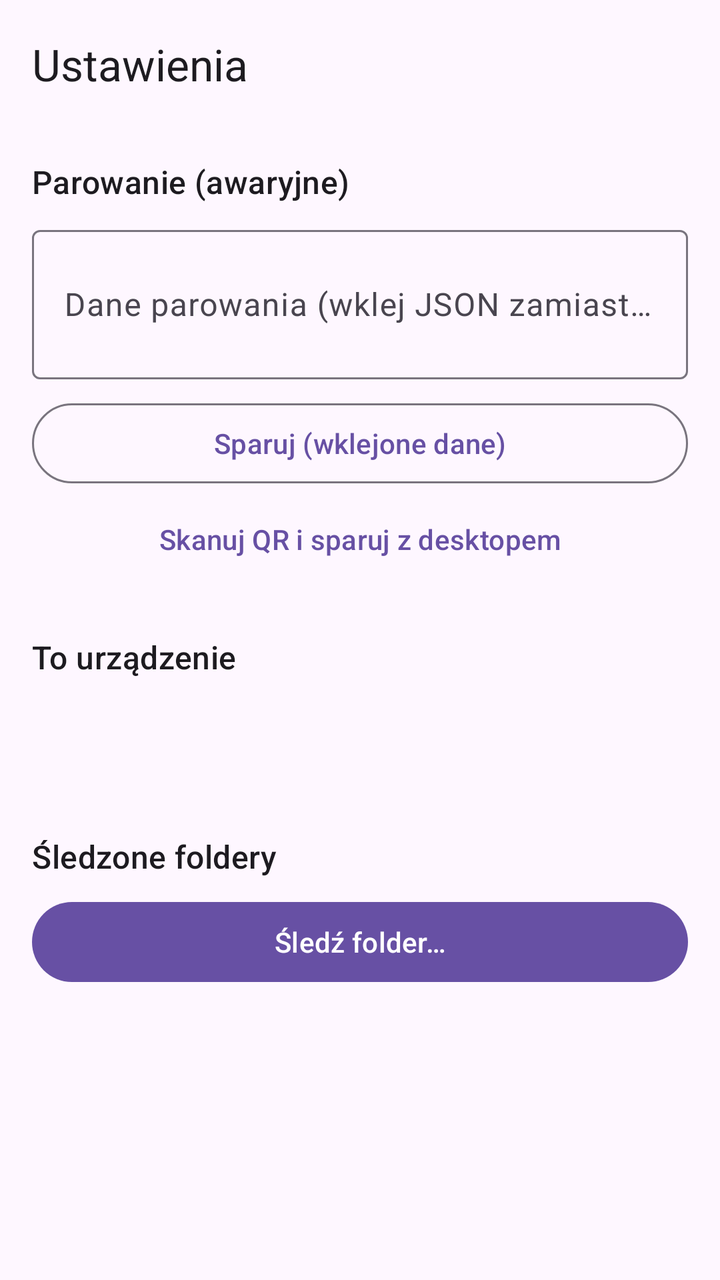
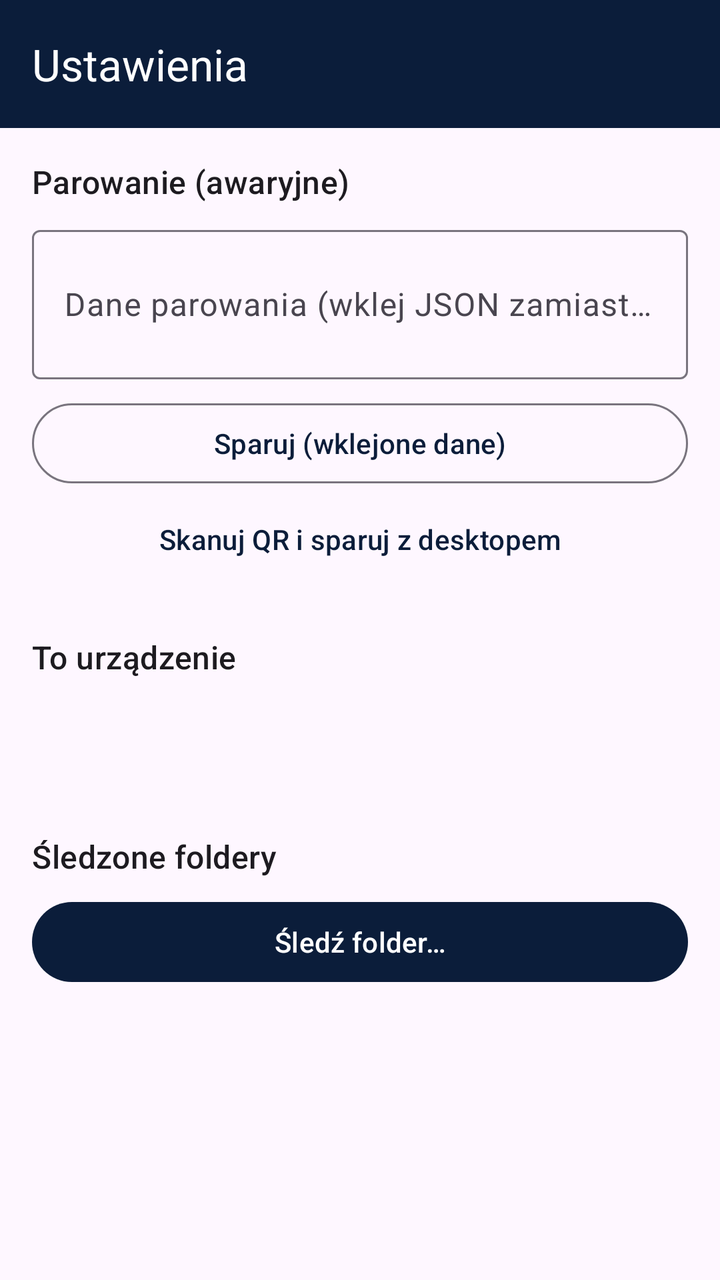

Screens rendered from an Android XML layout before and after an edit, with the pre-edit source and the edit as a unified diff.
<!-- AndroidManifest.xml: application theme Theme.Filees -->
<!-- res/layout/activity_settings.xml -->
<?xml version="1.0" encoding="utf-8"?>
<LinearLayout xmlns:android="http://schemas.android.com/apk/res/android"
    xmlns:app="http://schemas.android.com/apk/res-auto"
    android:layout_width="match_parent"
    android:layout_height="match_parent"
    android:orientation="vertical">

    <com.google.android.material.appbar.MaterialToolbar
        android:id="@+id/toolbar"
        android:layout_width="match_parent"
        android:layout_height="wrap_content"
        app:title="@string/action_settings" />

    <ScrollView
        android:layout_width="match_parent"
        android:layout_height="match_parent">

    <LinearLayout
        android:layout_width="match_parent"
        android:layout_height="wrap_content"
        android:orientation="vertical"
        android:padding="16dp">

        <TextView
            android:layout_width="wrap_content"
            android:layout_height="wrap_content"
            android:text="@string/settings_pairing"
            android:textAppearance="?attr/textAppearanceTitleMedium" />

        <com.google.android.material.textfield.TextInputLayout
            android:layout_width="match_parent"
            android:layout_height="wrap_content"
            android:layout_marginTop="8dp">

            <com.google.android.material.textfield.TextInputEditText
                android:id="@+id/editPairingPayload"
                android:layout_width="match_parent"
                android:layout_height="wrap_content"
                android:hint="@string/hint_pairing_payload"
                android:inputType="textMultiLine"
                android:minLines="2"
                android:saveEnabled="false" />
        </com.google.android.material.textfield.TextInputLayout>

        <com.google.android.material.button.MaterialButton
            android:id="@+id/buttonPairPasted"
            style="@style/Widget.Material3.Button.OutlinedButton"
            android:layout_width="match_parent"
            android:layout_height="wrap_content"
            android:layout_marginTop="8dp"
            android:text="@string/action_pair_pasted" />

        <com.google.android.material.button.MaterialButton
            android:id="@+id/buttonScanQr"
            style="@style/Widget.Material3.Button.TextButton"
            android:layout_width="match_parent"
            android:layout_height="wrap_content"
            android:text="@string/action_scan_qr" />

        <TextView
            android:layout_width="wrap_content"
            android:layout_height="wrap_content"
            android:layout_marginTop="24dp"
            android:text="@string/settings_device"
            android:textAppearance="?attr/textAppearanceTitleMedium" />

        <TextView
            android:id="@+id/textDevicePublicKey"
            android:layout_width="match_parent"
            android:layout_height="wrap_content"
            android:layout_marginTop="8dp"
            android:fontFamily="monospace"
            android:textIsSelectable="true" />

        <TextView
            android:id="@+id/textDetails"
            android:layout_width="match_parent"
            android:layout_height="wrap_content"
            android:layout_marginTop="8dp"
            android:textIsSelectable="true" />

        <TextView
            android:layout_width="wrap_content"
            android:layout_height="wrap_content"
            android:layout_marginTop="24dp"
            android:text="@string/settings_watched"
            android:textAppearance="?attr/textAppearanceTitleMedium" />

        <com.google.android.material.button.MaterialButton
            android:id="@+id/buttonAddWatched"
            android:layout_width="match_parent"
            android:layout_height="wrap_content"
            android:layout_marginTop="8dp"
            android:text="@string/action_add_watched" />

        <LinearLayout
            android:id="@+id/listWatched"
            android:layout_width="match_parent"
            android:layout_height="wrap_content"
            android:orientation="vertical" />
    </LinearLayout>
    </ScrollView>
</LinearLayout>
<!-- resources referenced by this layout -->
<resources>
  <string name="action_add_watched">Śledź folder…</string>
  <string name="action_pair_pasted">Sparuj (wklejone dane)</string>
  <string name="action_scan_qr">Skanuj QR i sparuj z desktopem</string>
  <string name="action_settings">Ustawienia</string>
  <string name="hint_pairing_payload">Dane parowania (wklej JSON zamiast skanować QR)</string>
  <string name="settings_device">To urządzenie</string>
  <string name="settings_pairing">Parowanie (awaryjne)</string>
  <string name="settings_watched">Śledzone foldery</string>
  <style name="Theme.Filees" parent="Theme.Material3.DayNight.NoActionBar" />
</resources>

<!-- the commit's change to res/layout/activity_settings.xml (unified diff, before → after) -->
@@ -9,11 +9,18 @@
         android:id="@+id/toolbar"
         android:layout_width="match_parent"
         android:layout_height="wrap_content"
-        app:title="@string/action_settings" />
+        android:background="@color/filees_navy"
+        android:minHeight="?attr/actionBarSize"
+        app:title="@string/action_settings"
+        app:titleTextColor="@color/filees_white"
+        app:navigationIconTint="@color/filees_white"
+        app:itemIconTint="@color/filees_white" />
 
     <ScrollView
+        android:id="@+id/scrollSettings"
         android:layout_width="match_parent"
-        android:layout_height="match_parent">
+        android:layout_height="match_parent"
+        android:clipToPadding="false">
 
     <LinearLayout
         android:layout_width="match_parent"
<!-- resource entries referenced after the edit -->
@@ -1,5 +1,7 @@
 <!-- resources referenced by this layout -->
 <resources>
+  <color name="filees_navy">#0B1D3A</color>
+  <color name="filees_white">#FFFFFF</color>
   <string name="action_add_watched">Śledź folder…</string>
   <string name="action_pair_pasted">Sparuj (wklejone dane)</string>
   <string name="action_scan_qr">Skanuj QR i sparuj z desktopem</string>
@@ -8,6 +10,14 @@
   <string name="settings_device">To urządzenie</string>
   <string name="settings_pairing">Parowanie (awaryjne)</string>
   <string name="settings_watched">Śledzone foldery</string>
-  <style name="Theme.Filees" parent="Theme.Material3.DayNight.NoActionBar" />
+  <style name="Theme.Filees" parent="Theme.Material3.DayNight.NoActionBar">
+          <item name="android:statusBarColor">@color/filees_navy</item>
+          <item name="android:navigationBarColor">@color/filees_navy</item>
+          <item name="android:windowLightStatusBar">false</item>
+          <item name="colorPrimary">@color/filees_navy</item>
+          <item name="colorPrimaryContainer">@color/filees_navy</item>
+          <item name="colorOnPrimary">@color/filees_white</item>
+          <item name="actionMenuTextColor">@color/filees_white</item>
+      </style>
 </resources>
 
